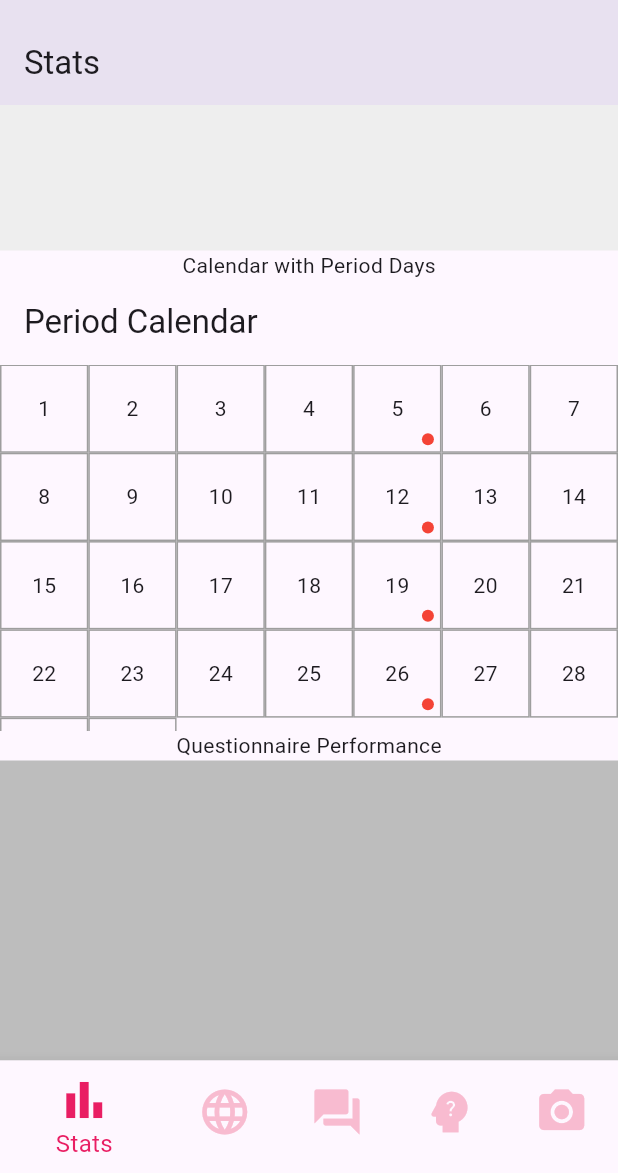
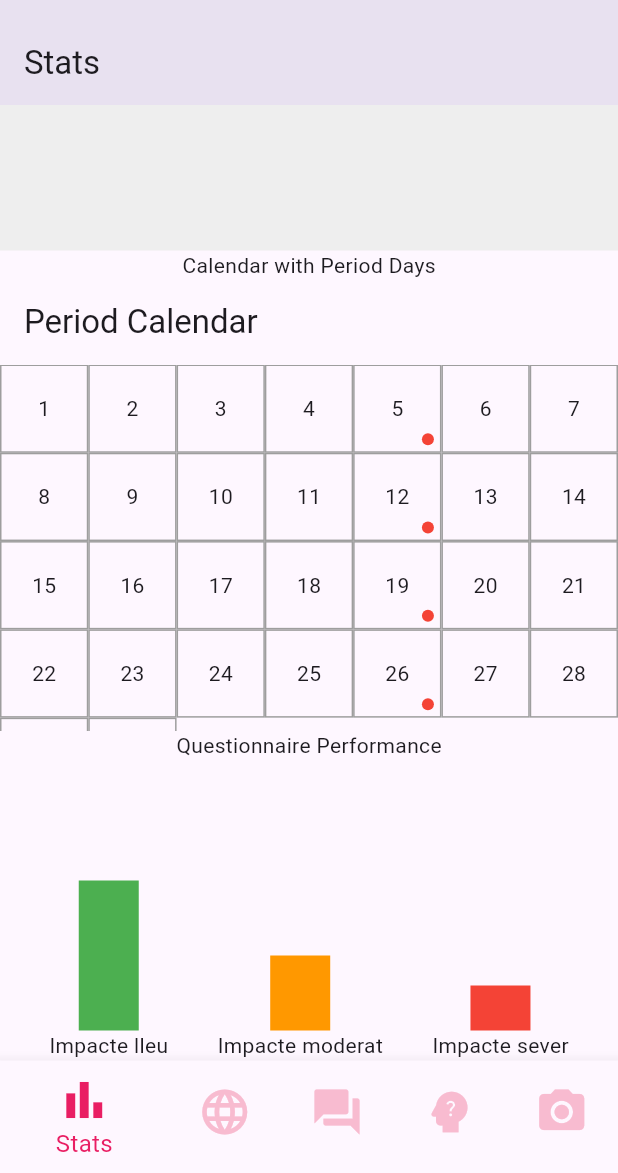
Before and after one commit to cuberhaus/Draculin-Front, a Flutter app: the screen it shows after launch, scrolled down 123 dp, on a phone screen of 412 x 824 dp, the part 63-1236 px from its top. Run offline on Flutter 3.47's test engine with Material 3 defaults, Android fonts, the phone set to English and light mode, and no system bars; our stand-ins replace camera.

Commit message:
added plots

```diff
--- a/dracu_app/lib/main.dart
+++ b/dracu_app/lib/main.dart
@@ -8,6 +8,56 @@ import 'package:camera/camera.dart';
 import 'package:path/path.dart';
 import 'package:path_provider/path_provider.dart';
 import 'dart:io';
+
+
+class QuestionnairePerformanceGraph extends StatelessWidget {
+  // Sample data for the bar chart
+  final Map<String, int> questionnaireResults = {
+    'Impacte lleu': 10, // Number of users with light impact
+    'Impacte moderat': 5, // Number of users with moderate impact
+    'Impacte sever': 3, // Number of users with severe impact
+  };
+
+  QuestionnairePerformanceGraph({Key? key})
+      : super(key: key);
+
+  @override
+  Widget build(BuildContext context) {
+    return Container(
+      height: 200,
+      child: Row(
+        mainAxisAlignment: MainAxisAlignment.spaceEvenly,
+        children: questionnaireResults.entries.map((entry) {
+          return Column(
+            mainAxisAlignment: MainAxisAlignment.end,
+            children: <Widget>[
+              Container(
+                height: (entry.value * 10).toDouble(), // Example scaling factor
+                width: 40,
+                color: _getColorForCategory(entry.key),
+              ),
+              Text(entry.key),
+            ],
+          );
+        }).toList(),
+      ),
+    );
+  }
+
+  Color _getColorForCategory(String category) {
+    switch (category) {
+      case 'Impacte lleu':
+        return Colors.green;
+      case 'Impacte moderat':
+        return Colors.orange;
+      case 'Impacte sever':
+        return Colors.red;
+      default:
+        return Colors.grey;
+    }
+  }
+}
+
 
 class PeriodCalendar extends StatelessWidget {
   // Example data: days with periods
@@ -86,7 +136,7 @@ class StatsScreen extends StatelessWidget {
             Text('Questionnaire Performance'),
             Container(
               height: 200,
-              color: Colors.grey[400], // Placeholder for graph
+              child: QuestionnairePerformanceGraph(),
             ),
           ],
         ),
```
